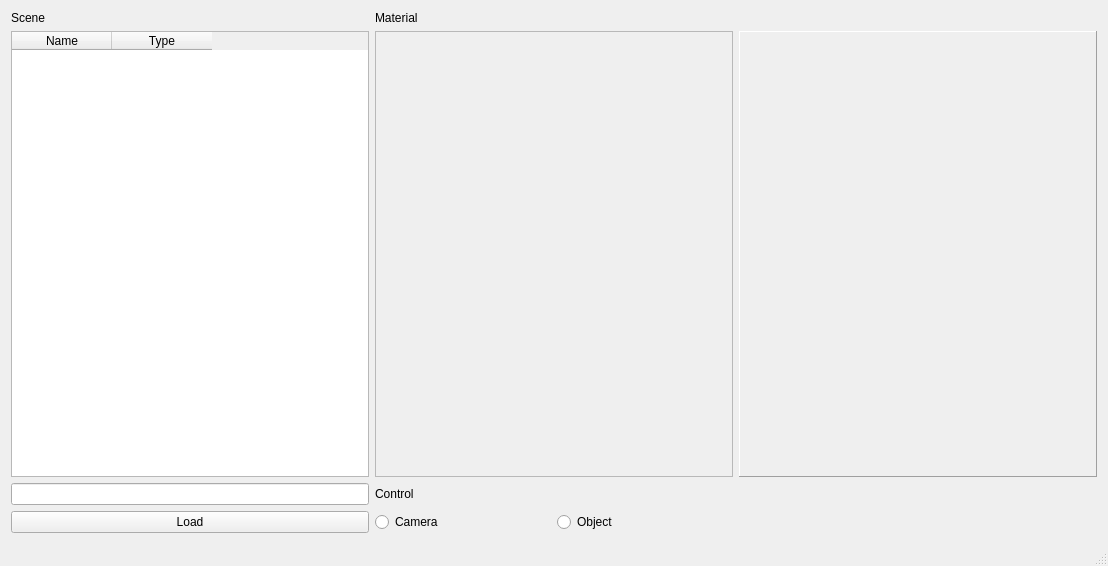
songchaow/toy-renderer, file toy_tracer/main/mainwindow.ui: the form before one commit.
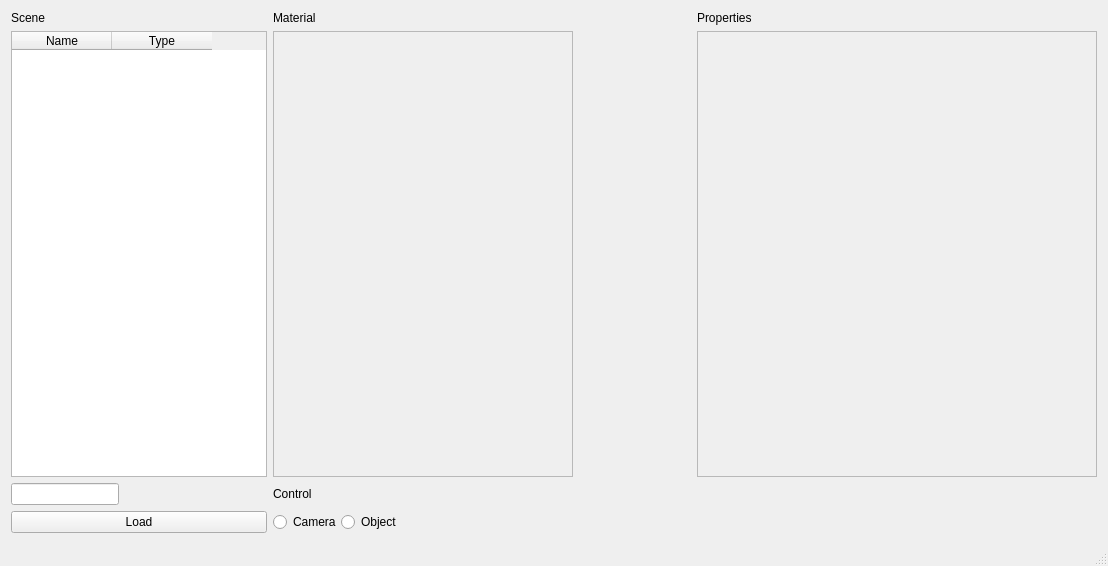
The form after the commit.

```diff
--- a/toy_tracer/main/mainwindow.ui
+++ b/toy_tracer/main/mainwindow.ui
@@ -21,82 +21,6 @@
     </sizepolicy>
    </property>
    <layout class="QGridLayout" name="gridLayout">
-    <item row="1" column="1">
-     <widget class="QFrame" name="materialWidget">
-      <property name="sizePolicy">
-       <sizepolicy hsizetype="Expanding" vsizetype="Expanding">
-        <horstretch>0</horstretch>
-        <verstretch>0</verstretch>
-       </sizepolicy>
-      </property>
-      <property name="frameShape">
-       <enum>QFrame::StyledPanel</enum>
-      </property>
-      <property name="frameShadow">
-       <enum>QFrame::Raised</enum>
-      </property>
-     </widget>
-    </item>
-    <item row="1" column="2">
-     <widget class="QFrame" name="properties">
-      <property name="sizePolicy">
-       <sizepolicy hsizetype="Expanding" vsizetype="Expanding">
-        <horstretch>0</horstretch>
-        <verstretch>0</verstretch>
-       </sizepolicy>
-      </property>
-      <property name="frameShape">
-       <enum>QFrame::Panel</enum>
-      </property>
-      <property name="frameShadow">
-       <enum>QFrame::Raised</enum>
-      </property>
-     </widget>
-    </item>
-    <item row="2" column="0">
-     <widget class="QLineEdit" name="resourcePath"/>
-    </item>
-    <item row="0" column="0">
-     <widget class="QLabel" name="scene_label">
-      <property name="text">
-       <string>Scene</string>
-      </property>
-     </widget>
-    </item>
-    <item row="3" column="0">
-     <widget class="QPushButton" name="loadResButton">
-      <property name="text">
-       <string>Load</string>
-      </property>
-     </widget>
-    </item>
-    <item row="0" column="1">
-     <widget class="QLabel" name="material_label">
-      <property name="text">
-       <string>Material</string>
-      </property>
-     </widget>
-    </item>
-    <item row="1" column="0">
-     <widget class="QTableWidget" name="resourceWidget">
-      <property name="sizePolicy">
-       <sizepolicy hsizetype="Expanding" vsizetype="Expanding">
-        <horstretch>0</horstretch>
-        <verstretch>0</verstretch>
-       </sizepolicy>
-      </property>
-      <column>
-       <property name="text">
-        <string>Name</string>
-       </property>
-      </column>
-      <column>
-       <property name="text">
-        <string>Type</string>
-       </property>
-      </column>
-     </widget>
-    </item>
     <item row="2" column="1">
      <widget class="QLabel" name="label">
       <property name="text">
@@ -104,10 +28,48 @@
       </property>
      </widget>
     </item>
+    <item row="1" column="3">
+     <widget class="QScrollArea" name="properties">
+      <property name="sizePolicy">
+       <sizepolicy hsizetype="Fixed" vsizetype="Expanding">
+        <horstretch>0</horstretch>
+        <verstretch>0</verstretch>
+       </sizepolicy>
+      </property>
+      <property name="minimumSize">
+       <size>
+        <width>400</width>
+        <height>0</height>
+       </size>
+      </property>
+      <property name="widgetResizable">
+       <bool>true</bool>
+      </property>
+      <widget class="QWidget" name="scrollAreaWidgetContents">
+       <property name="geometry">
+        <rect>
+         <x>0</x>
+         <y>0</y>
+         <width>398</width>
+         <height>432</height>
+        </rect>
+       </property>
+      </widget>
+     </widget>
+    </item>
     <item row="3" column="1">
      <layout class="QHBoxLayout" name="horizontalLayout_2">
+      <property name="spacing">
+       <number>0</number>
+      </property>
       <item>
        <widget class="QRadioButton" name="controlCam">
+        <property name="sizePolicy">
+         <sizepolicy hsizetype="Fixed" vsizetype="Fixed">
+          <horstretch>0</horstretch>
+          <verstretch>0</verstretch>
+         </sizepolicy>
+        </property>
         <property name="text">
          <string>Camera</string>
         </property>
@@ -115,6 +77,12 @@
       </item>
       <item>
        <widget class="QRadioButton" name="controlObj">
+        <property name="sizePolicy">
+         <sizepolicy hsizetype="Fixed" vsizetype="Fixed">
+          <horstretch>0</horstretch>
+          <verstretch>0</verstretch>
+         </sizepolicy>
+        </property>
         <property name="text">
          <string>Object</string>
         </property>
@@ -122,6 +90,92 @@
       </item>
      </layout>
     </item>
+    <item row="0" column="1">
+     <widget class="QLabel" name="material_label">
+      <property name="sizePolicy">
+       <sizepolicy hsizetype="Fixed" vsizetype="Fixed">
+        <horstretch>0</horstretch>
+        <verstretch>0</verstretch>
+       </sizepolicy>
+      </property>
+      <property name="text">
+       <string>Material</string>
+      </property>
+     </widget>
+    </item>
+    <item row="0" column="0">
+     <widget class="QLabel" name="scene_label">
+      <property name="text">
+       <string>Scene</string>
+      </property>
+     </widget>
+    </item>
+    <item row="1" column="0">
+     <widget class="QTableWidget" name="resourceWidget">
+      <property name="sizePolicy">
+       <sizepolicy hsizetype="Fixed" vsizetype="Expanding">
+        <horstretch>0</horstretch>
+        <verstretch>0</verstretch>
+       </sizepolicy>
+      </property>
+      <column>
+       <property name="text">
+        <string>Name</string>
+       </property>
+      </column>
+      <column>
+       <property name="text">
+        <string>Type</string>
+       </property>
+      </column>
+     </widget>
+    </item>
+    <item row="3" column="0">
+     <widget class="QPushButton" name="loadResButton">
+      <property name="text">
+       <string>Load</string>
+      </property>
+     </widget>
+    </item>
+    <item row="2" column="0">
+     <widget class="QLineEdit" name="resourcePath">
+      <property name="sizePolicy">
+       <sizepolicy hsizetype="Fixed" vsizetype="Fixed">
+        <horstretch>0</horstretch>
+        <verstretch>0</verstretch>
+       </sizepolicy>
+      </property>
+     </widget>
+    </item>
+    <item row="1" column="1" colspan="2">
+     <widget class="QFrame" name="materialWidget">
+      <property name="sizePolicy">
+       <sizepolicy hsizetype="Fixed" vsizetype="Expanding">
+        <horstretch>0</horstretch>
+        <verstretch>0</verstretch>
+       </sizepolicy>
+      </property>
+      <property name="minimumSize">
+       <size>
+        <width>300</width>
+        <height>0</height>
+       </size>
+      </property>
+      <property name="frameShape">
+       <enum>QFrame::StyledPanel</enum>
+      </property>
+      <property name="frameShadow">
+       <enum>QFrame::Raised</enum>
+      </property>
+     </widget>
+    </item>
+    <item row="0" column="3">
+     <widget class="QLabel" name="label_2">
+      <property name="text">
+       <string>Properties</string>
+      </property>
+     </widget>
+    </item>
    </layout>
    <zorder>materialWidget</zorder>
    <zorder>scene_label</zorder>
```
Left out of the diff: 9 changed lines with no effect on the pictures.
